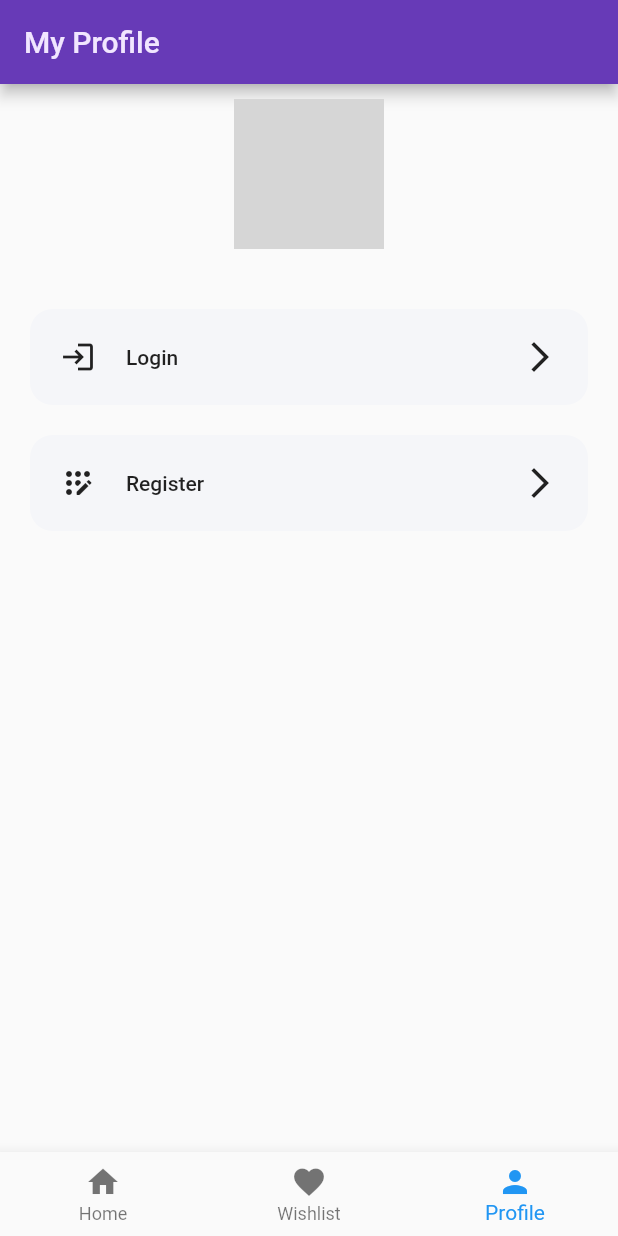
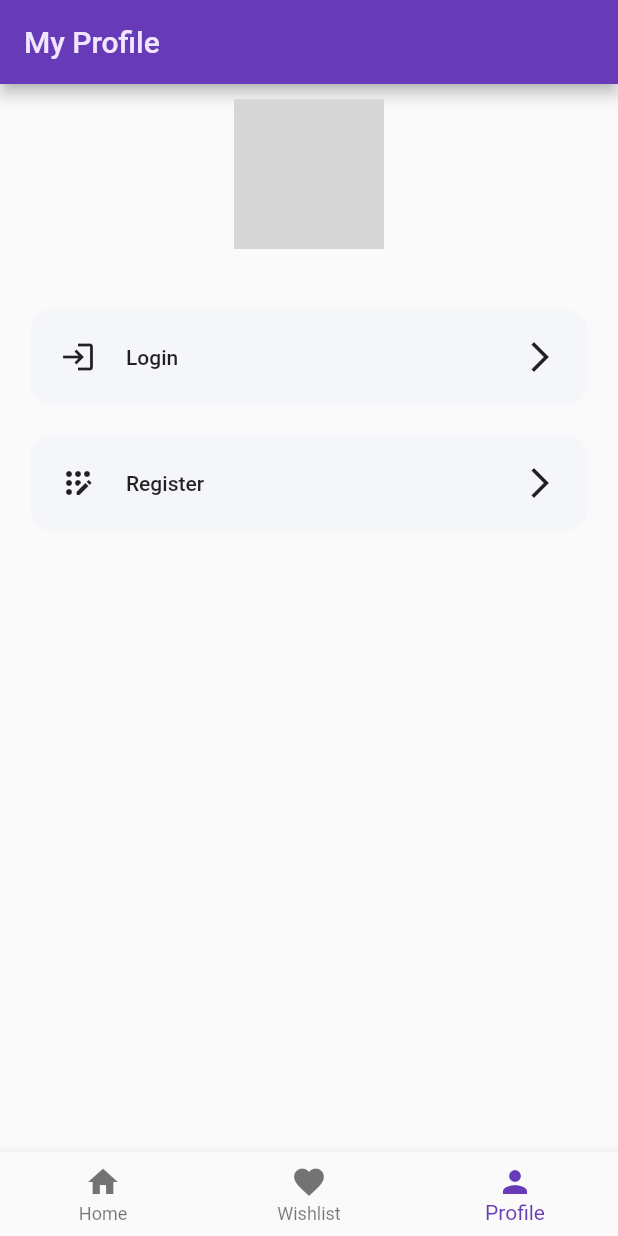
Before and after one commit to DaveHo19/AgileDevProject, a Flutter app: the screen it shows after launch, item 3 of the bottom bar chosen, on a phone screen of 412 x 824 dp. Run offline on Flutter 3.47's test engine with Material 2 defaults, Android fonts, the phone set to English and light mode, and no system bars; our stand-ins replace cloud_firestore, file_picker, firebase_auth, firebase_core, firebase_storage, flutter_svg and 1 more; missing offline and left inert: dart:html; accounts and stored records are empty; grey boxes are pictures that could not be loaded.

Commit message:
Minor update

```diff
--- a/agile_project/lib/main.dart
+++ b/agile_project/lib/main.dart
@@ -37,7 +37,7 @@ class MyApp extends StatelessWidget {
         debugShowCheckedModeBanner: false,
         title: "Agile Project",
         theme: ThemeData(
-          primarySwatch: Colors.blue,
+          primarySwatch: Colors.deepPurple,
         ),
         home: const Wrapper(),
       ),
--- a/agile_project/lib/scenes/authentication/register/RegisterBody.dart
+++ b/agile_project/lib/scenes/authentication/register/RegisterBody.dart
@@ -89,7 +89,7 @@ class _RegisterBodyState extends State<RegisterBody> {
           }
         } else {
           ScaffoldMessenger.of(context).showSnackBar(
-              const SnackBar(content: Text("Both password are differences!")));
+              const SnackBar(content: Text("Passwords do not match!")));
         }
       } else {
         ScaffoldMessenger.of(context).showSnackBar(
```
